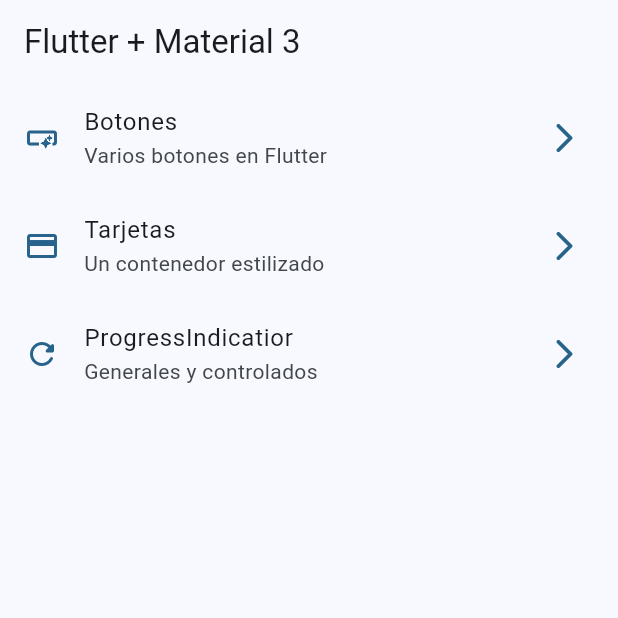
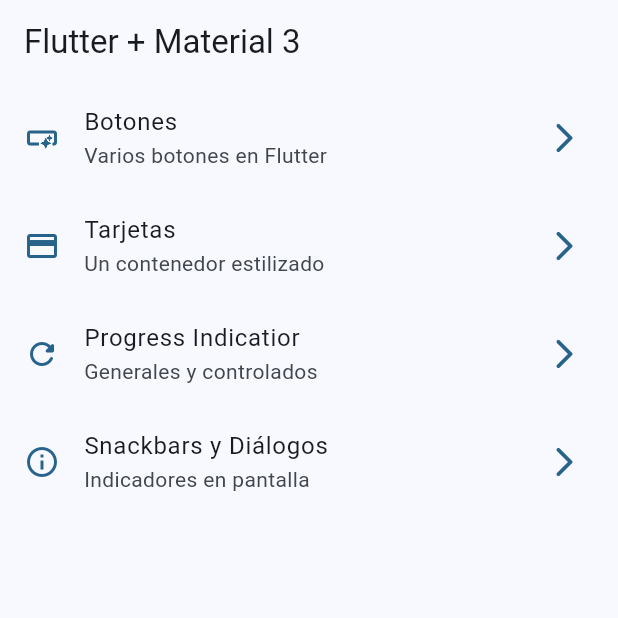
Before and after one commit to javikuma/widgets_app, a Flutter app: the screen it shows after launch, on a phone screen of 412 x 824 dp, the top half of it. Run offline on Flutter 3.47's test engine with Material 3 defaults, Android fonts, the phone set to English and light mode, and no system bars; our stand-ins replace go_router.

Commit message:
snackbars dialogs terminado

```diff
--- a/lib/config/menu/menu_items.dart
+++ b/lib/config/menu/menu_items.dart
@@ -27,8 +27,14 @@ const appMenuItems = <MenuItem>[
       icon: Icons.credit_card),
 
   MenuItem(
-      title: 'ProgressIndicatior',
+      title: 'Progress Indicatior',
       subtitle: 'Generales y controlados',
       link: '/progress',
       icon: Icons.refresh_rounded),
+
+  MenuItem(
+      title: 'Snackbars y Diálogos',
+      subtitle: 'Indicadores en pantalla',
+      link: '/snackbars',
+      icon: Icons.info_outline),
 ];
--- a/lib/config/router/app_router.dart
+++ b/lib/config/router/app_router.dart
@@ -25,5 +25,10 @@ final appRouter = GoRouter(
       name: ProgressScreen.name,
       builder: (context, state) => const ProgressScreen(),
     ),
+    GoRoute(
+      path: '/snackbars',
+      name: SnackbarScreen.name,
+      builder: (context, state) => const SnackbarScreen(),
+    ),
   ],
 );
--- a/lib/main.dart
+++ b/lib/main.dart
@@ -12,6 +12,7 @@ class MainApp extends StatelessWidget {
   @override
   Widget build(BuildContext context) {
     return MaterialApp.router(
+      title: 'Flutter Widgets',
       routerConfig: appRouter,
       debugShowCheckedModeBanner: false,
       theme: AppTheme(selectedColor: 15).getTheme(),
```
Also changed, not shown: lib/presentation/screens/snackbar/snackbar_screen.dart (+58 -1 lines).
